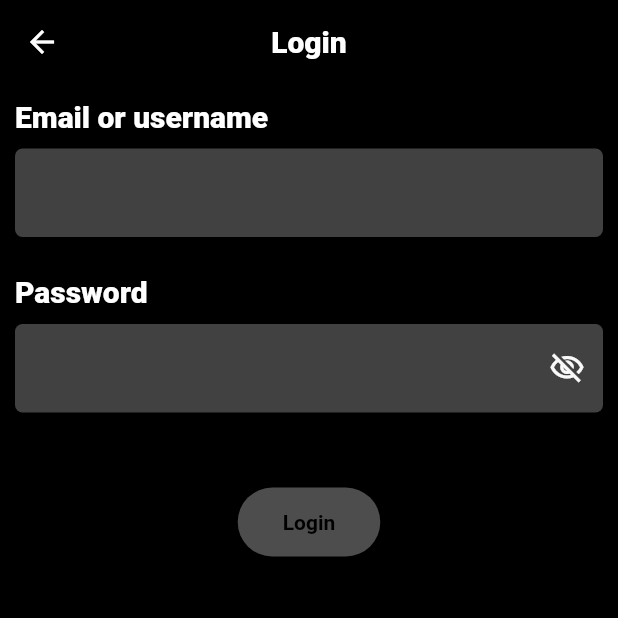
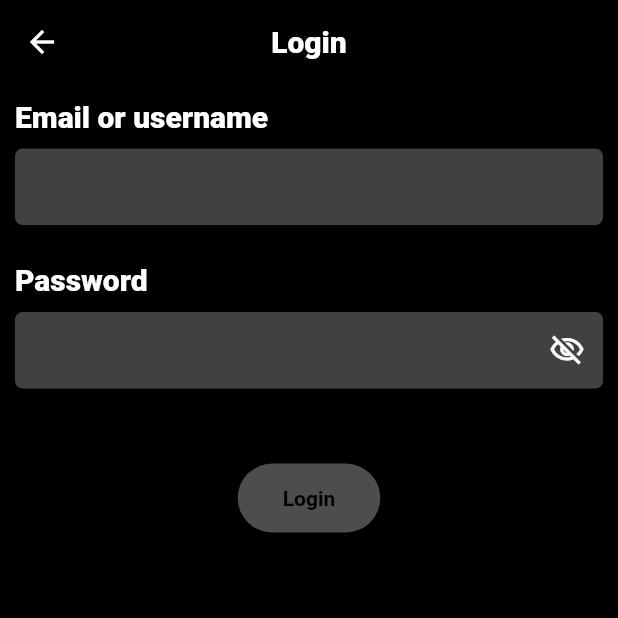
Before and after one commit to mylife1234-cmd/spotify, a Flutter app: the LoginPage screen opened directly, on a phone screen of 412 x 824 dp, the top half of it. Run offline on Flutter 3.47's test engine with Material 2 defaults, Android fonts, the light colour scheme and no system bars; our stand-ins replace audio_service, audio_video_progress_bar, get_it, just_audio, modal_bottom_sheet, palette_generator; missing offline and left inert: marquee_widget.

Commit message:
Updated the login page UI

```diff
--- a/lib/components/auth/input_field.dart
+++ b/lib/components/auth/input_field.dart
@@ -65,6 +65,7 @@ class _InputFieldState extends State<InputField> {
                     }),
                   )
                 : null,
+            contentPadding: const EdgeInsets.fromLTRB(12, 16, 12, 16)
           ),
           cursorColor: const Color(0xff57b660),
           obscureText: _showPassword,
--- a/lib/main.dart
+++ b/lib/main.dart
@@ -77,7 +77,7 @@ class _MainState extends State<Main> {
 
   int _currentIndex = 0;
 
-  bool authenticated = false;
+  bool authenticated = true;
 
   @override
   Widget build(BuildContext context) {
```
